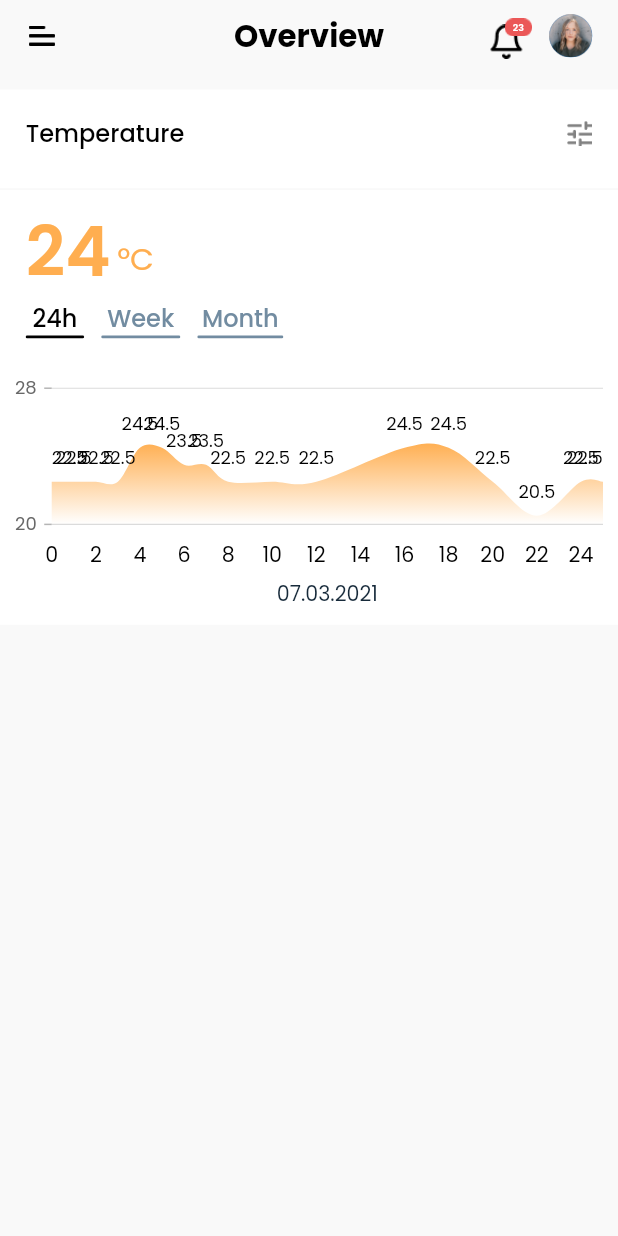
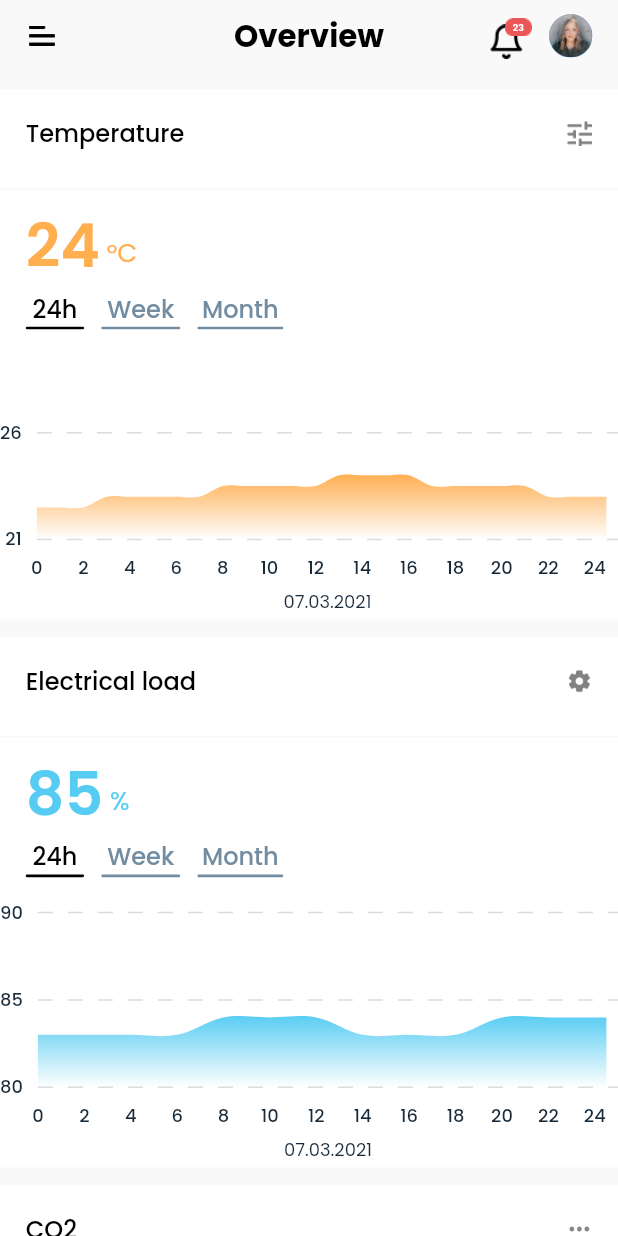
Before and after one commit to MuktiTandel/scimetic, a Flutter app: the HomeScreen screen opened by its route, after a tap on "Greenhouse Wellington", on a phone screen of 412 x 824 dp. Run offline on Flutter 3.47's test engine with Material 2 defaults, Android fonts, the light colour scheme and no system bars; our stand-ins replace flutter_screenutil, flutter_svg, get, get_storage, syncfusion_flutter_charts; accounts and stored records are empty; statements that could not run were skipped.

Commit message:
completed temperature, electrical, lightning, co2 hourly base graph

```diff
--- a/lib/core/const/app_colors.dart
+++ b/lib/core/const/app_colors.dart
@@ -22,5 +22,8 @@ class AppColors {
   static const Color lightGray2 = Color(0xFFF2F2F2);
   static const Color darkBlue1 = Color(0xFF101433);
   static const Color orange = Color(0xFFFFAE50);
+  static const Color pink = Color(0xFFFB37A0);
+  static const Color lightBlue = Color(0xFF56CCF2);
+  static const Color lightGreen1 = Color(0xFF3CE2C4);
 
 }
--- a/lib/core/const/app_images.dart
+++ b/lib/core/const/app_images.dart
@@ -55,5 +55,7 @@ class AppImages {
   static const String group5 = 'assets/images/group5.png';
   static const String groupEllipse = 'assets/images/group_ellipse.png';
   static const String menu_ = 'assets/images/menu_.png';
+  static const String fillSettings = 'assets/images/fill_settings.png';
+  static const String horizontalMenu = 'assets/images/horizontal_menu.png';
 
 }
--- a/lib/core/const/app_strings.dart
+++ b/lib/core/const/app_strings.dart
@@ -74,6 +74,10 @@ class AppStrings {
   static const String hours = "24h";
   static const String workGroupChat = "Work group chat";
   static const String alisaSimmons = "Alisa Simmons";
+  static const String lightning = "Lightning";
+  static const String molM2day = "mol/m2day";
+  static const String electricalLoad = "Electrical load";
+  static const String ppm = "ppm";
   static const String resendNewCodeDesc = "It may take a minute to receive "
       "a code. ";
   static const String aYourAccountDesc = "Please confirm your account by"
--- /dev/null
+++ b/lib/core/elements/hour_graph.dart
@@ -0,0 +1,106 @@
+import 'package:flutter/material.dart';
+import 'package:flutter_screenutil/flutter_screenutil.dart';
+import 'package:get/get.dart';
+import 'package:scimetic/core/const/app_colors.dart';
+import 'package:syncfusion_flutter_charts/charts.dart';
+
+class HourGraph extends StatelessWidget {
+  const HourGraph({
+    Key? key,
+    required this.minY,
+    required this.maxY,
+    required this.graphColor,
+    required this.dataList
+  }) : super(key: key);
+
+  final double minY;
+  final double maxY;
+  final Color graphColor;
+  final List<ChartData> dataList;
+
+  @override
+  Widget build(BuildContext context) {
+
+    return SizedBox(
+      height: 150.h,
+      width: Get.width,
+      child: SfCartesianChart(
+        margin:const EdgeInsets.all(0),
+        plotAreaBorderColor: Colors.transparent,
+        primaryYAxis: NumericAxis(
+            majorTickLines: const MajorTickLines(
+                width: 0
+            ),
+            majorGridLines: const MajorGridLines(
+                width: 1,
+                dashArray: [10,10]
+            ),
+            axisLine: const AxisLine(
+                color: Colors.transparent,
+                width: 0
+            ),
+            labelPosition: ChartDataLabelPosition.inside,
+            labelAlignment: LabelAlignment.end,
+             plotOffset: 20,
+            minimum: minY,
+            maximum: maxY,
+            maximumLabels: 1,
+          labelStyle: TextStyle(
+              color: AppColors.subTitleColor,
+              fontSize: 10.h,
+              fontWeight: FontWeight.w500
+          ),
+          // axisLabelFormatter: ( AxisLabelRenderDetails axisLabelRenderDetails){
+          //     return ChartAxisLabel("21°C", TextStyle(
+          //         color: AppColors.subTitleColor,
+          //         fontSize: 10.h,
+          //       fontWeight: FontWeight.w500
+          //     ),);
+          // }
+        ),
+        primaryXAxis: NumericAxis(
+          majorGridLines: const MajorGridLines(
+            width: 0,
+          ),
+          majorTickLines: const MajorTickLines(width: 0),
+          axisLine: const AxisLine(
+              width: 0
+          ),
+          minimum: 0,
+          maximum: 25,
+          interval: 2,
+          labelStyle: TextStyle(
+              color: AppColors.subTitleColor,
+              fontSize: 10.h,
+            fontWeight: FontWeight.w500
+          ),
+          title: AxisTitle(
+            text: "07.03.2021",
+            textStyle:  TextStyle(
+                color: AppColors.subTitleColor,
+                fontSize: 10.h
+            ),
+        )
+        ),
+        series: <ChartSeries>[
+          SplineAreaSeries<ChartData, double>(
+              gradient: LinearGradient(
+                  begin: Alignment.topCenter,
+                  end: Alignment.bottomCenter,
+                  colors: [graphColor, graphColor.withOpacity(0)]
+              ),
+              dataSource: dataList,
+              xValueMapper: (ChartData data, _) => data.x,
+              yValueMapper: (ChartData data,_) => data.y
+          )
+        ],
+      ),
+    );
+  }
+}
+
+class ChartData {
+  ChartData(this.x, this.y);
+  final double x;
+  final double y;
+}
--- a/lib/feature/overview/controller/overview_controller.dart
+++ b/lib/feature/overview/controller/overview_controller.dart
@@ -1,53 +1,117 @@
-import 'dart:ui';
-
-import 'package:flutter/cupertino.dart';
 import 'package:get/get.dart';
-import 'package:scimetic/core/const/app_colors.dart';
-import 'package:syncfusion_flutter_charts/charts.dart';
+import 'package:scimetic/core/elements/hour_graph.dart';
 
 class OverviewController extends GetxController {
 
-  RxBool isHour = true.obs;
-  RxBool isWeek = false.obs;
-  RxBool isMonth = false.obs;
+  RxBool isTemHour = true.obs;
+  RxBool isTemWeek = false.obs;
+  RxBool isTemMonth = false.obs;
 
-  List<ChartSampleData> data = [
-    ChartSampleData(x: 0, y: 22.5),
-    ChartSampleData(x: 1, y: 22.5),
-    ChartSampleData(x: 2, y: 22.5),
-    ChartSampleData(x: 3, y: 22.5),
-    ChartSampleData(x: 4, y: 24.5),
-    ChartSampleData(x: 5, y: 24.5),
-    ChartSampleData(x: 6, y: 23.5),
-    ChartSampleData(x: 7, y: 23.5),
-    ChartSampleData(x: 8, y: 22.5),
-    ChartSampleData(x: 10, y: 22.5),
-    ChartSampleData(x: 12, y: 22.5),
-    ChartSampleData(x: 16, y: 24.5),
-    ChartSampleData(x: 18, y: 24.5),
-    ChartSampleData(x: 20, y: 22.5),
-    ChartSampleData(x: 22, y: 20.5),
-    ChartSampleData(x: 24, y: 22.5),
-    ChartSampleData(x: 25, y: 22.5),
+  RxBool isLightHour = true.obs;
+  RxBool isLightWeek = false.obs;
+  RxBool isLightMonth = false.obs;
+
+  RxBool isElectricHour = true.obs;
+  RxBool isElectricWeek = false.obs;
+  RxBool isElectricMonth = false.obs;
+
+  RxBool isCo2Hour = true.obs;
+  RxBool isCo2Week = false.obs;
+  RxBool isCo2Month = false.obs;
+
+  List<ChartData> temperatureDataList = [
+    ChartData(0, 22.5),
+    ChartData(1, 22.5),
+    ChartData(2, 22.5),
+    ChartData(3, 23),
+    ChartData(4, 23),
+    ChartData(5, 23),
+    ChartData(6, 23),
+    ChartData(7, 23),
+    ChartData(8, 23.5),
+    ChartData(9, 23.5),
+    ChartData(10, 23.5),
+    ChartData(11, 23.5),
+    ChartData(12, 23.5),
+    ChartData(13, 24),
+    ChartData(14, 24),
+    ChartData(15, 24),
+    ChartData(16, 24),
+    ChartData(17, 23.5),
+    ChartData(18, 23.5),
+    ChartData(19, 23.5),
+    ChartData(20, 23.5),
+    ChartData(21, 23.5),
+    ChartData(22, 23),
+    ChartData(23, 23),
+    ChartData(24, 23),
+    ChartData(24.5, 23),
+    ChartData(24.5, 23),
   ];
 
-  List<ChartSeries<ChartSampleData, double>> getSeries() {
-    return <ChartSeries<ChartSampleData, double>>[
-      SplineAreaSeries<ChartSampleData, double>(
-        dataSource: data,
-        borderWidth: 2,
-        gradient: LinearGradient(
-          begin: Alignment.topCenter,
-            end: Alignment.bottomCenter,
-            colors: [AppColors.orange, AppColors.orange.withOpacity(0)]
-        ),
-        dataLabelSettings: const DataLabelSettings(
-            isVisible: true, labelAlignment: ChartDataLabelAlignment.outer),
-        xValueMapper: (ChartSampleData sales, _) => sales.x,
-        yValueMapper: (ChartSampleData sales, _) => sales.y,
-      ),
-    ];
-  }
+  List<ChartData> lightningDataList = [
+    ChartData(0, 40),
+    ChartData(1, 40),
+    ChartData(2, 40),
+    ChartData(3, 40),
+    ChartData(4, 40),
+    ChartData(5, 40),
+    ChartData(6, 41.5),
+    ChartData(7, 41.5),
+    ChartData(8, 41.5),
+    ChartData(9, 41.5),
+    ChartData(10, 41.5),
+    ChartData(11, 41),
+    ChartData(12, 41),
+    ChartData(13, 41),
+    ChartData(14, 41),
+    ChartData(15, 41),
+    ChartData(16, 41),
+    ChartData(17, 41),
+    ChartData(18, 40),
+    ChartData(19, 40),
+    ChartData(20, 40),
+    ChartData(21, 40),
+    ChartData(22, 40),
+    ChartData(23, 42),
+    ChartData(24, 42),
+    ChartData(24.5, 42),
+    ChartData(24.5, 42),
+  ];
+
+  List<ChartData> electricalDataList = [
+    ChartData(0, 83),
+    ChartData(2, 83),
+    ChartData(4, 83),
+    ChartData(6, 83),
+    ChartData(8, 84),
+    ChartData(10, 84),
+    ChartData(12, 84),
+    ChartData(14, 83),
+    ChartData(16, 83),
+    ChartData(18, 83),
+    ChartData(20, 84),
+    ChartData(22, 84),
+    ChartData(24, 84),
+    ChartData(24.5, 84),
+  ];
+
+  List<ChartData> co2DataList = [
+    ChartData(0, 750),
+    ChartData(2, 750),
+    ChartData(4, 750),
+    ChartData(6, 740),
+    ChartData(8, 740),
+    ChartData(10, 740),
+    ChartData(12, 740),
+    ChartData(14, 760),
+    ChartData(16, 760),
+    ChartData(18, 760),
+    ChartData(20, 760),
+    ChartData(22, 750),
+    ChartData(24, 750),
+    ChartData(24.5, 750),
+  ];
 
 }
 
--- a/lib/feature/overview/view/overview_screen.dart
+++ b/lib/feature/overview/view/overview_screen.dart
@@ -6,8 +6,8 @@ import 'package:scimetic/core/const/app_images.dart';
 import 'package:scimetic/core/const/app_strings.dart';
 import 'package:scimetic/core/elements/custom_text.dart';
 import 'package:scimetic/core/elements/scroll_behavior.dart';
+import 'package:scimetic/core/elements/hour_graph.dart';
 import 'package:scimetic/feature/overview/controller/overview_controller.dart';
-import 'package:syncfusion_flutter_charts/charts.dart';
 
 class OverviewScreen extends StatelessWidget {
    OverviewScreen({Key? key}) : super(key: key);
@@ -22,7 +22,181 @@ class OverviewScreen extends StatelessWidget {
           child: Column(
             children: [
               SizedBox(height: 10.h,),
-              Container(
+              Obx(() => commonWidget(
+                  title: AppStrings.temperature,
+                  image: AppImages.menu_,
+                  value: "24",
+                  value1: "°C",
+                  isHour: controller.isTemHour.value,
+                  isWeek: controller.isTemWeek.value,
+                  isMonth: controller.isTemMonth.value,
+                  hourSelect: () {
+                    if ( controller.isTemHour.value == false ) {
+                      controller.isTemHour.value = true;
+                      controller.isTemWeek.value = false;
+                      controller.isTemMonth.value = false;
+                    }
+                  },
+                  weekSelect: (){
+                    if ( controller.isTemWeek.value == false ) {
+                      controller.isTemHour.value = false;
+                      controller.isTemWeek.value = true;
+                      controller.isTemMonth.value = false;
+                    }
+                  },
+                  monthSelect: (){
+                    if ( controller.isTemMonth.value == false ) {
+                      controller.isTemHour.value = false;
+                      controller.isTemWeek.value = false;
+                      controller.isTemMonth.value = true;
+                    }
+                  },
+                  graph: HourGraph(
+                    minY: 21,
+                    maxY: 30,
+                    dataList: controller.temperatureDataList,
+                    graphColor: AppColors.orange,
+                  ),
+                color: AppColors.orange
+              )),
+              SizedBox(height: 10.h,),
+              Obx(() => commonWidget(
+                  title: AppStrings.electricalLoad,
+                  image: AppImages.fillSettings,
+                  value: "85",
+                  value1: "%",
+                  isHour: controller.isElectricHour.value,
+                  isWeek: controller.isElectricWeek.value,
+                  isMonth: controller.isElectricMonth.value,
+                  graph: HourGraph(
+                      minY: 80,
+                      maxY: 91,
+                      graphColor: AppColors.lightBlue,
+                      dataList: controller.electricalDataList
+                  ),
+                  hourSelect: () {
+                    if ( controller.isElectricHour.value == false ) {
+                      controller.isElectricHour.value = true;
+                      controller.isElectricWeek.value = false;
+                      controller.isElectricMonth.value = false;
+                    }
+                  },
+                  weekSelect: (){
+                    if ( controller.isElectricWeek.value == false ) {
+                      controller.isElectricHour.value = false;
+                      controller.isElectricWeek.value = true;
+                      controller.isElectricMonth.value = false;
+                    }
+                  },
+                  monthSelect: (){
+                    if ( controller.isElectricMonth.value == false ) {
+                      controller.isElectricHour.value = false;
+                      controller.isElectricWeek.value = false;
+                      controller.isElectricMonth.value = true;
+                    }
+                  },
+                  color: AppColors.lightBlue
+              )
+              ),
+              SizedBox(height: 10.h,),
+              Obx(() => commonWidget(
+                  title: AppStrings.cO2,
+                  image: AppImages.horizontalMenu,
+                  value: "750",
+                  value1: AppStrings.ppm,
+                  isHour: controller.isCo2Hour.value,
+                  isWeek: controller.isCo2Week.value,
+                  isMonth: controller.isCo2Month.value,
+                  graph: HourGraph(
+                      minY: 700,
+                      maxY: 810,
+                      graphColor: AppColors.lightGreen1,
+                      dataList: controller.co2DataList
+                  ),
+                  hourSelect: () {
+                    if ( controller.isCo2Hour.value == false ) {
+                      controller.isCo2Hour.value = true;
+                      controller.isCo2Week.value = false;
+                      controller.isCo2Month.value = false;
+                    }
+                  },
+                  weekSelect: (){
+                    if ( controller.isElectricWeek.value == false ) {
+                      controller.isCo2Hour.value = false;
+                      controller.isCo2Week.value = true;
+                      controller.isCo2Month.value = false;
+                    }
+                  },
+                  monthSelect: (){
+                    if ( controller.isCo2Month.value == false ) {
+                      controller.isCo2Hour.value = false;
+                      controller.isCo2Week.value = false;
+                      controller.isCo2Month.value = true;
+                    }
+                  },
+                  color: AppColors.lightGreen1)
+              ),
+              SizedBox(height: 10.h,),
+              Obx(() => commonWidget(
+                  title: AppStrings.lightMode,
+                  image: AppImages.menu_,
+                  value: "40",
+                  value1: AppStrings.molM2day,
+                  isHour: controller.isLightHour.value,
+                  isWeek: controller.isLightWeek.value,
+                  isMonth: controller.isLightMonth.value,
+                  graph: HourGraph(
+                    minY: 35,
+                    maxY: 46,
+                    dataList: controller.lightningDataList,
+                    graphColor: AppColors.pink,
+                  ),
+                  hourSelect: (){
+                    if ( controller.isLightHour.value == false ) {
+                      controller.isLightHour.value = true;
+                      controller.isLightWeek.value = false;
+                      controller.isLightMonth.value = false;
+                    }
+                  },
+                  weekSelect: (){
+                    if ( controller.isLightWeek.value == false ) {
+                      controller.isLightHour.value = false;
+                      controller.isLightWeek.value = true;
+                      controller.isLightMonth.value = false;
+                    }
+                  },
+                  monthSelect: (){
+                    if ( controller.isLightMonth.value == false ) {
+                      controller.isLightHour.value = false;
+                      controller.isLightWeek.value = false;
+                      controller.isLightMonth.value = true;
+                    }
+                  },
+                color: AppColors.pink
+                  ),
+              ),
+              SizedBox(height: 10.h,)
+            ],
+          ),
+        )
+    );
+  }
+
+  Widget commonWidget( {
+    required String title,
+    required String image,
+    required String value,
+    required String value1,
+    required bool isHour,
+    required bool isWeek,
+    required bool isMonth,
+    required Widget graph,
+    required VoidCallback hourSelect,
+    required VoidCallback weekSelect,
+    required VoidCallback monthSelect,
+    required Color color
+  }) {
+    return Container(
       color: Colors.white,
       child: Column(
         children: [
@@ -31,13 +205,13 @@ class OverviewScreen extends StatelessWidget {
             child: Row(
               children: [
                 CustomText(
-                              text: AppStrings.temperature,
+                  text: title,
                   fontSize: 14.sp,
                   fontWeight: FontWeight.w500,
                 ),
                 Expanded(child: SizedBox(width: 10.w,)),
                 Image.asset(
-                            AppImages.menu_,
+                  image,
                   height: 15.h,
                   width: 15.w,
                 )
@@ -53,21 +227,21 @@ class OverviewScreen extends StatelessWidget {
             child: Column(
               children: [
                 SizedBox(
-                            height : 45.h,
+                  height : 40.h,
                   child: Row(
                     crossAxisAlignment: CrossAxisAlignment.end,
                     children: [
                       CustomText(
-                                    text: "24",
-                                  fontSize: 40.sp,
+                        text: value,
+                        fontSize: 35.sp,
                         fontWeight: FontWeight.w600,
-                                  color: AppColors.orange,
+                        color: color,
                       ),
                       SizedBox(width: 4.w,),
                       CustomText(
-                                    text: "°C",
-                                  fontSize: 18.sp,
-                                  color: AppColors.orange,
+                        text: value1,
+                        fontSize: 15.sp,
+                        color: color,
                         fontWeight: FontWeight.w400,
                       )
                     ],
@@ -76,97 +250,42 @@ class OverviewScreen extends StatelessWidget {
                 SizedBox(height: 10.h,),
                 Row(
                   children: [
-                             Obx(() =>  selectWidget(
+                    selectWidget(
                         title: AppStrings.hours,
                         width: 34.w,
-                                 isSelected: controller.isHour.value,
+                        isSelected: isHour,
                         onTap: (){
-                                   if ( controller.isHour.value == false ) {
-                                     controller.isHour.value = true;
-                                     controller.isWeek.value = false;
-                                     controller.isMonth.value = false;
+                          hourSelect();
                         }
-                                 }
-                             ),),
+                    ),
                     SizedBox(width: 10.w,),
-                              Obx(() => selectWidget(
+                    selectWidget(
                         title: AppStrings.week,
                         width: 46.w,
-                                  isSelected: controller.isWeek.value,
+                        isSelected: isWeek,
                         onTap: (){
-                                    if ( controller.isWeek.value == false ) {
-                                      controller.isHour.value = false;
-                                      controller.isWeek.value = true;
-                                      controller.isMonth.value = false;
+                         weekSelect();
                         }
-                                  }
-                              ),),
+                    ),
                     SizedBox(width: 10.w,),
-                              Obx(() => selectWidget(
+                    selectWidget(
                         title: AppStrings.month,
                         width: 50.w,
-                                  isSelected: controller.isMonth.value,
+                        isSelected: isMonth,
                         onTap: (){
-                                    if ( controller.isMonth.value == false ) {
-                                      controller.isHour.value = false;
-                                      controller.isWeek.value = false;
-                                      controller.isMonth.value = true;
+                          monthSelect();
                         }
-                                  }
-                              ))
+                    )
                   ],
                 )
               ],
             ),
           ),
           SizedBox(height: 10.h,),
-                    SizedBox(
-                      height: 150.h,
-                      child: SfCartesianChart(
-                        plotAreaBorderWidth: 0,
-                        primaryXAxis: NumericAxis(
-                          interval: 2,
-                          minimum: 0,
-                          maximum: 25,
-                          isVisible: true,
-                          anchorRangeToVisiblePoints: true,
-                          axisLine: const AxisLine(width: 0),
-                           majorTickLines: const MajorTickLines(
-                               color: Colors.transparent,width: 0),
-                          title: AxisTitle(
-                              text: "07.03.2021",
-                            textStyle: TextStyle(
-                              color: AppColors.subTitleColor,
-                              fontSize: 12.sp,
-                              fontFamily: "Poppins"
-                            )
-                          ),
-                          majorGridLines: const MajorGridLines(
-                              color: Colors.transparent,width: 0),
-                          labelStyle: TextStyle(
-                            color: Colors.black,
-                            fontFamily: "Poppins",
-                            fontSize: 12.sp,
-                            fontWeight: FontWeight.w400
-                          )
-                        ),
-                        primaryYAxis: NumericAxis(
-                          interval: 8,
-                          axisLine: const AxisLine(width: 0, color: Colors.transparent),
-                          isVisible: true,
-                          minimum: 20,
-                          maximum: 29,
-                          anchorRangeToVisiblePoints: false
-                        ),
-                        series: controller.getSeries(),
-                      ),
-                    )
+          graph,
+          SizedBox(height: 2.h,),
         ],
       ),
-              )
-            ],
-          ),
-        )
     );
   }
 
```
Also changed, not shown: assets/images/fill_settings.png (added), assets/images/horizontal_menu.png (added). Lines whose indentation alone changed are shown as unchanged.
